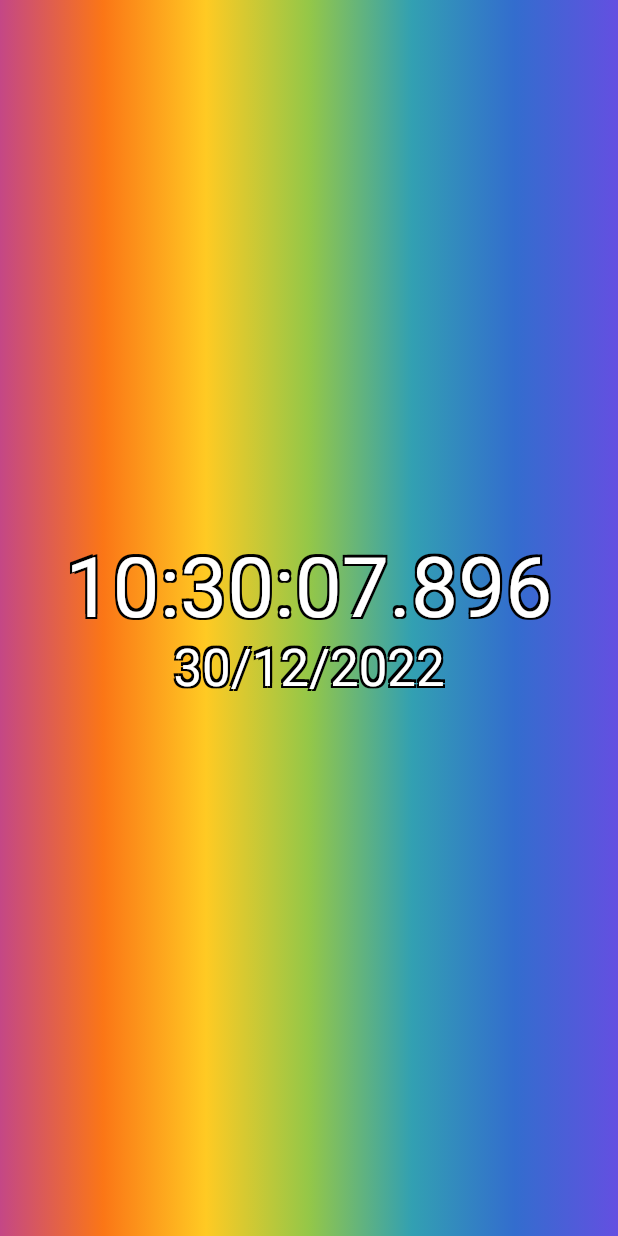
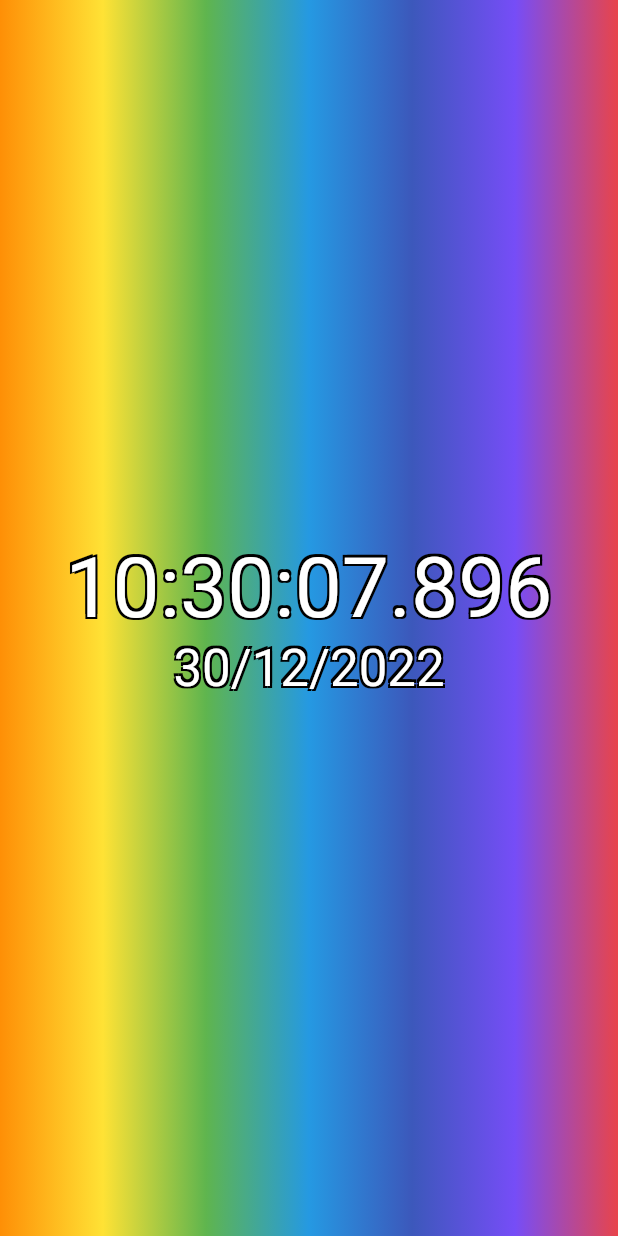
Before and after one commit to ogBurzmali/hello_clock, a Flutter app: the screen it shows after launch, on a phone screen of 412 x 824 dp. Run offline on Flutter 3.47's test engine with Material 2 defaults, Android fonts, the phone set to English and light mode, and no system bars.

Commit message:
Update clock to be testable and the shift colors function no longer relies on internal state

````diff
--- /dev/null
+++ b/lib/digital_clock.dart
@@ -0,0 +1,59 @@
+import 'package:flutter/foundation.dart';
+import 'package:flutter/material.dart';
+
+class DigitalClock {
+  final List<Color> _originalColors;
+  late List<Color> _currentColors;
+  DateTime _time;
+
+  DigitalClock(this._originalColors, this._time) {
+    assert(_originalColors.length > 1, 'We need at least two colors');
+    _currentColors = List<Color>.from(_originalColors);
+  }
+
+  @visibleForTesting
+  DateTime get time => _time;
+  int get length => _originalColors.length;
+  List<Color> get colors => _currentColors;
+  String get friendlyDate =>
+      '${_format(_time.day)}/${_format(_time.month)}/${_time.year}';
+  String get friendlyTime =>
+      '${_format(_time.hour)}:${_format(_time.minute)}:${_format(_time.second)}.${_format(_time.millisecond, digits: 3)}'; //${format(_time.microsecond, digits: 3)}
+
+  /// Advances the digital clock by [tickDuration] and will shift the
+  /// background appropriately
+  /// After each second [_originalColors] will shift to the left by 1.
+  /// e.g. If the original colors passed in are ROYGBIV then after 1s
+  /// the current colors will be OYGBIVR. Further, every
+  void tick({Duration tickDuration = const Duration(seconds: 1)}) {
+    _time = _time.add(tickDuration);
+    const millisPerSecond = 1000;
+
+    final index = _time.second % length;
+    final t = _time.millisecond / millisPerSecond;
+    _currentColors = _shiftColors(index, t, _originalColors);
+  }
+
+  /// Returns a list of colors which linearly interpolate postions
+  /// from the [originalColors] based on the [index] and parameter [t]
+  List<Color> _shiftColors(int index, double t, List<Color> originalColors) {
+    if (kDebugMode) {
+      print('shifting colors with index: $index and t: $t');
+    }
+    var shiftedRainbow = <Color>[];
+    for (int i = 0; i < originalColors.length; i++) {
+      if (index == originalColors.length - 1) {
+        shiftedRainbow
+            .add(Color.lerp(originalColors[index], originalColors[0], t)!);
+        index = 0;
+      } else {
+        shiftedRainbow.add(
+            Color.lerp(originalColors[index], originalColors[++index], t)!);
+      }
+    }
+    return shiftedRainbow;
+  }
+
+  String _format(int num, {int digits = 2}) =>
+      num.toString().padLeft(digits, '0');
+}
--- a/lib/main.dart
+++ b/lib/main.dart
@@ -4,14 +4,16 @@ import 'dart:ui' as ui show FontFeature;
 import 'package:flutter/foundation.dart';
 import 'package:flutter/material.dart';
 
+import 'digital_clock.dart';
+
 var rainbow = const <Color>[
-  Colors.red,
-  Colors.orange,
-  Colors.yellow,
-  Colors.green,
-  Colors.blue,
-  Colors.indigo,
-  Colors.deepPurpleAccent
+  Color.fromRGBO(244, 67, 54, 1),
+  Color.fromRGBO(255, 152, 0, 1),
+  Color.fromRGBO(255, 235, 59, 1),
+  Color.fromRGBO(76, 175, 80, 1),
+  Color.fromRGBO(33, 150, 243, 1),
+  Color.fromRGBO(63, 81, 181, 1),
+  Color.fromRGBO(124, 77, 255, 1)
 ];
 
 void main() {
@@ -134,132 +136,3 @@ class _ClockState extends State<_Clock> {
     _timer.cancel();
   }
 }
-
-class DigitalClock {
-  final List<Color> _originalColors;
-  late List<Color> _currentColors;
-
-  DateTime _time;
-  var _ticks = 0;
-  var indexTracker = 0;
-
-  DigitalClock(this._originalColors, this._time) {
-    assert(_originalColors.length > 1, 'We need at least two colors');
-    _currentColors = List<Color>.from(_originalColors);
-  }
-
-  DateTime get time => _time;
-  int get length => _originalColors.length;
-  List<Color> get colors => _currentColors;
-  String get friendlyDate =>
-      '${_format(_time.day)}/${_format(_time.month)}/${_time.year}';
-  String get friendlyTime =>
-      '${_format(_time.hour)}:${_format(_time.minute)}:${_format(_time.second)}.${_format(_time.millisecond, digits: 3)}'; //${format(_time.microsecond, digits: 3)}
-
-  void tick({Duration tickDuration = const Duration(seconds: 1)}) {
-    _time = _time.add(tickDuration);
-    if (_ticks % (_originalColors.length) == 0) {
-      _shiftColors(_originalColors);
-    }
-    _ticks++;
-  }
-
-  // kinda wanna stick this with the colors
-  // rainbow object?
-  var t = 0.0;
-
-  void _shiftColors(List<Color> rainbow) {
-    var shiftedRainbow = <Color>[];
-    if (kDebugMode) {
-      // print('shifting colors');
-    }
-    if (t >= 1.0) {
-      t = 0;
-      indexTracker = (++indexTracker).clamp(0, rainbow.length - 1);
-    } else {
-      t = t += 0.1;
-    }
-    var ci = indexTracker;
-    for (int i = 0; i < _currentColors.length; i++) {
-      if (ci == _currentColors.length - 1) {
-        shiftedRainbow.add(Color.lerp(rainbow[ci], rainbow[0], t)!);
-        ci = 0;
-      } else {
-        shiftedRainbow.add(Color.lerp(rainbow[ci], rainbow[++ci], t)!);
-      }
-    }
-    _currentColors = shiftedRainbow;
-    if (kDebugMode) {
-      // print('index: $indexTracker, t: $t, colors: $_currentColors');
-    }
-  }
-
-  String _format(int num, {int digits = 2}) =>
-      num.toString().padLeft(digits, '0');
-}
-
-// class _Clock2 extends StatefulWidget {
-//   @override
-//   State<_Clock> createState() {
-//     return _Clock2State();
-//   }
-// }
-
-// class _Clock2State extends State<_Clock> {
-//   @override
-//   Widget build(BuildContext context) {
-//     throw UnimplementedError();
-//   }
-// }
-// for (var i = 1; i <= rainbow.length; i++) {
-//   if (i == rainbow.length) {
-//     shiftedRainbow.add(Color.lerp(rainbow[i - 1], color1, t)!);
-//   } else {
-//     var a = rainbow[i - 1];
-//     var b = rainbow[i];
-//     shiftedRainbow.add(Color.lerp(a, b, t)!);
-//   }
-// }
-// The goal is to shift through the entire rainbow forever
-// If the rainbow is defined as a list of colors with Red at position 0,
-// then over a period of time Red will shift to Orange, Orange to Yellow, etc.
-// That period can be defined as a parameter T and passed to a linear
-// interpolation function. When Color.lerp(Red, Orange, 0) we get Red.
-// Wehn we Color.lerp(Red, Orange, 1), we get Orange.
-// T can be updated at an arbitrary interval that "feels" right.
-
-// The tricky bit is when we need Color.lerp(Orange, Yellow, t) because
-// it's not simple to just use a for loop. With a for loop we could do something like:
-// ```
-//  for (var i = 1; i <= rainbow.length; i++) {
-//    if (i == rainbow.length) {
-//      shiftedRainbow.add(Color.lerp(color1, rainbow[i - 1], t)!);
-//    } else {
-//      shiftedRainbow.add(Color.lerp(rainbow[i - 1], rainbow[i], t)!);
-//    }
-// }
-// ```
-// but that only works when we start with an index of 0.
-
-// So let's write out some numbers and see if we can find a pattern.
-
-// Index 0
-// (0,1), (1,2), (2,3), (3,4), (4,5), (5,6), (6,0)
-// Index 1
-// (1,2), (2,3), (3,4), (4,5), (5,6), (6,0), (0,1)
-// Index 2
-// (2,3), (3,4), (4,5), (5,6), (6,0), (0,1), (1,2)
-// Index 3
-// (3,4), (4,5), (5,6), (6,0), (0,1), (1,2), (2,3),
-// Index 4
-// (4,5), (5,6), (6,0), (0,1), (1,2), (2,3), (3,4),
-// Index 5
-// (5,6), (6,0), (0,1), (1,2), (2,3), (3,4), (4,5),
-// Index 6
-// (6,0), (0,1), (1,2), (2,3), (3,4), (4,5), (5,6),
-
-// One thing we could probably do is just keep a list of pairs, which represent the indices we'll pass to lerp, then
-// we could just use a do/while loop
-
-// another thing would be to use a for loop but we notice that the current index maps the index we start from
-// so we could probably do something like...
````
Also changed, not shown: 1 other file.
